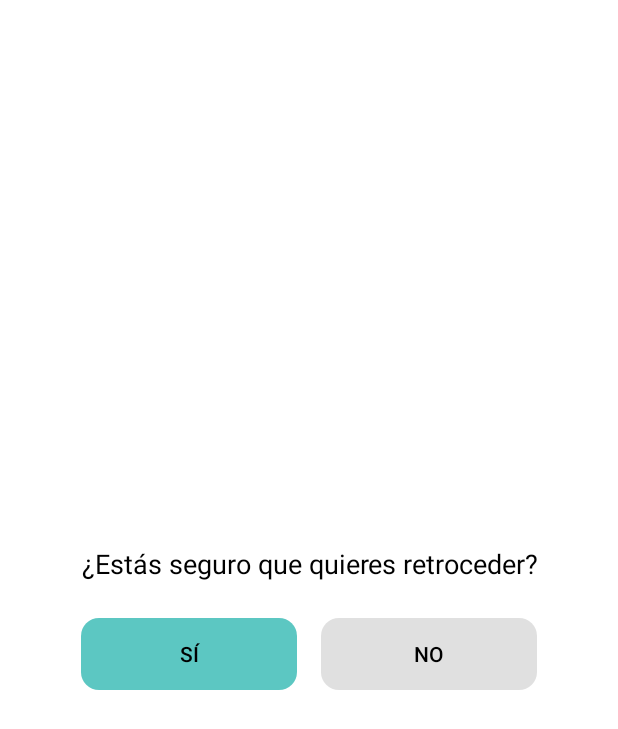
After one commit to EdisonJA98/DSM_Proyecto_UniBalance, an Android app: the layout dialog_confirm_exit.xml on its own in the app's theme, with its tools: preview values and no code run, on a phone screen of 412 x 824 dp. The commit adds this screen. Shown: the top 729 px of the screen. Run offline under Robolectric (Android 15) with nearby library versions, the phone set to English and light mode, and no system bars.

Commit message:
Avance de la opcion de Pausas Activas - Cuidado visual - Icono de ayuda agregado un mensaje de confirmacion para el icono de retroceder (flecha). Faltaria la animacion del icono del ojo. Tecnicamente todo funcional en esta Pausa activa

```diff
--- /dev/null
+++ b/app/src/main/res/drawable/bg_button_gray.xml
@@ -0,0 +1,7 @@
+<?xml version="1.0" encoding="utf-8"?>
+<!-- Para el boton NO -->
+<shape xmlns:android="http://schemas.android.com/apk/res/android"
+    android:shape="rectangle">
+    <solid android:color="@color/gray_button_background" />
+    <corners android:radius="12dp" />
+</shape>
--- /dev/null
+++ b/app/src/main/res/drawable/bg_button_teal.xml
@@ -0,0 +1,8 @@
+<?xml version="1.0" encoding="utf-8"?>
+<!-- Para el boton SI -->
+<shape xmlns:android="http://schemas.android.com/apk/res/android"
+    android:shape="rectangle">
+    <solid android:color="@color/color_accent_primary" />
+    <corners android:radius="12dp" />
+
+</shape>
--- /dev/null
+++ b/app/src/main/res/layout/dialog_confirm_exit.xml
@@ -0,0 +1,49 @@
+<?xml version="1.0" encoding="utf-8"?>
+<LinearLayout
+    xmlns:android="http://schemas.android.com/apk/res/android"
+    android:layout_width="wrap_content"
+    android:layout_height="wrap_content"
+    android:orientation="vertical"
+    android:background="@drawable/bg_dialog_rounded"
+    android:padding="24dp"
+    android:layout_gravity="center">
+
+    <TextView
+        android:layout_width="wrap_content"
+        android:layout_height="wrap_content"
+        android:text="@string/confirm_exit_message"
+        android:textSize="18sp"
+        android:textColor="@color/black"
+        android:textAlignment="center"
+        android:layout_marginBottom="24dp"/>
+
+    <LinearLayout
+        android:layout_width="match_parent"
+        android:layout_height="wrap_content"
+        android:orientation="horizontal"
+        android:gravity="center">
+
+        <androidx.appcompat.widget.AppCompatButton
+            android:id="@+id/btn_yes"
+            android:layout_width="0dp"
+            android:layout_height="wrap_content"
+            android:layout_weight="1"
+            android:layout_marginEnd="8dp"
+            android:background="@drawable/bg_button_teal"
+            android:textColor="@color/black"
+            android:text="@string/confirm_yes"
+            android:stateListAnimator="@null" />
+
+        <androidx.appcompat.widget.AppCompatButton
+            android:id="@+id/btn_no"
+            android:layout_width="0dp"
+            android:layout_height="wrap_content"
+            android:layout_weight="1"
+            android:layout_marginStart="8dp"
+            android:background="@drawable/bg_button_gray"
+            android:textColor="@color/black"
+            android:text="@string/confirm_no"
+            android:stateListAnimator="@null" />
+
+    </LinearLayout>
+</LinearLayout>
--- a/app/src/main/res/values/colors.xml
+++ b/app/src/main/res/values/colors.xml
@@ -20,4 +20,7 @@
     <color name="breathing_teal">#00897B</color>
     <color name="breathing_yellow">#FFD54F</color>
     <color name="breathing_teal_accent">#4DB6AC</color>
+
+    <!-- Pausas activas Colors -->
+    <color name="gray_button_background">#E0E0E0</color>
 </resources>
--- a/app/src/main/res/values/strings.xml
+++ b/app/src/main/res/values/strings.xml
@@ -12,8 +12,13 @@
     <string name="play_pause">Reproducir/Pausar</string>
     <string name="ok">OK</string>
     <string name="breathing_help_message">Sigue el ritmo del círculo:\n\n• Cuando crece: Inhala profundamente\n• Cuando se reduce: Exhala lentamente\n\nCompleta 5 rondas de 1 minuto cada una.</string>
+
+    <!-- Pausa Activa -->
     <string name="ayuda_cuidado_visual_contenido">
         \u2022 Ejecuta movimientos oculares lentos y controlados.\n
         \u2022 Mantén los hombros relajados y la cabeza quieta.
     </string>
+    <string name="confirm_exit_message">¿Estás seguro que quieres retroceder?</string>
+    <string name="confirm_yes">Sí</string>
+    <string name="confirm_no">No</string>
 </resources>
```
Also changed, not shown: app/src/main/AndroidManifest.xml (+0 -7 lines), app/src/main/java/com/example/dsmproyecto/ui/activebreak/eyecare/ConfirmExitDialog.kt (added, +34 -0 lines), app/src/main/java/com/example/dsmproyecto/ui/activebreak/eyecare/CuidadoVisualActivity.kt (+48 -27 lines).
